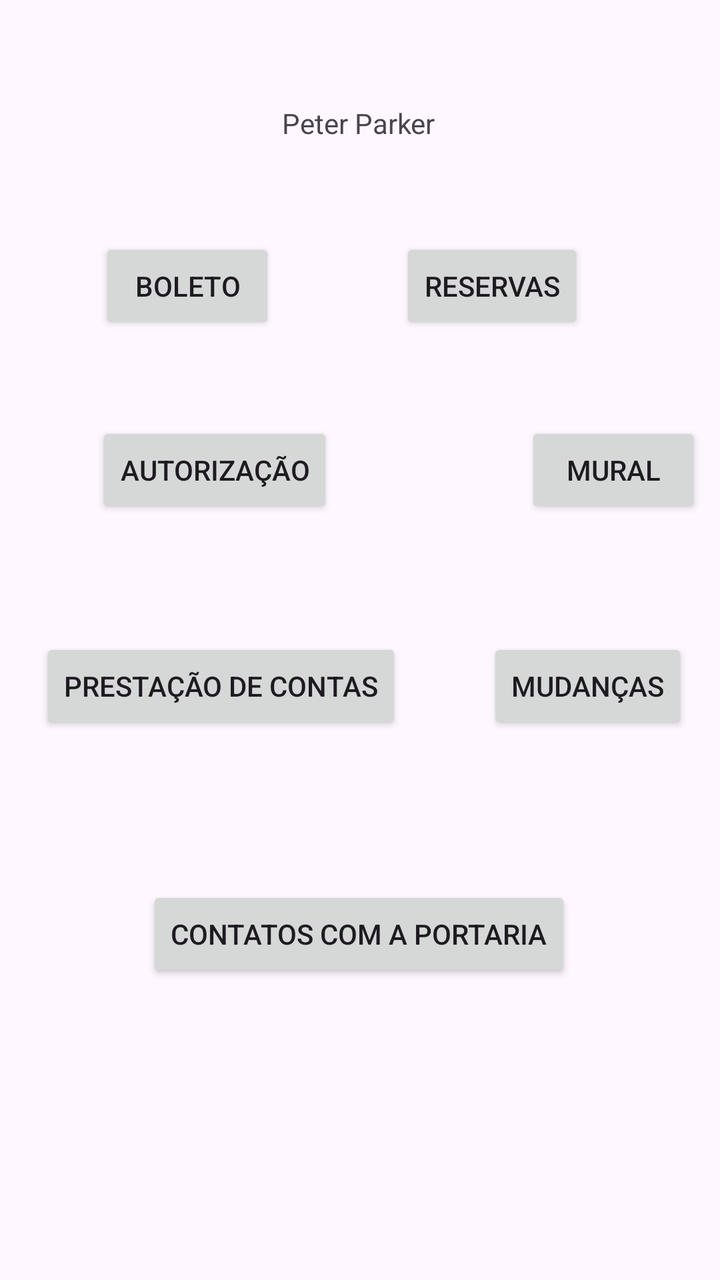
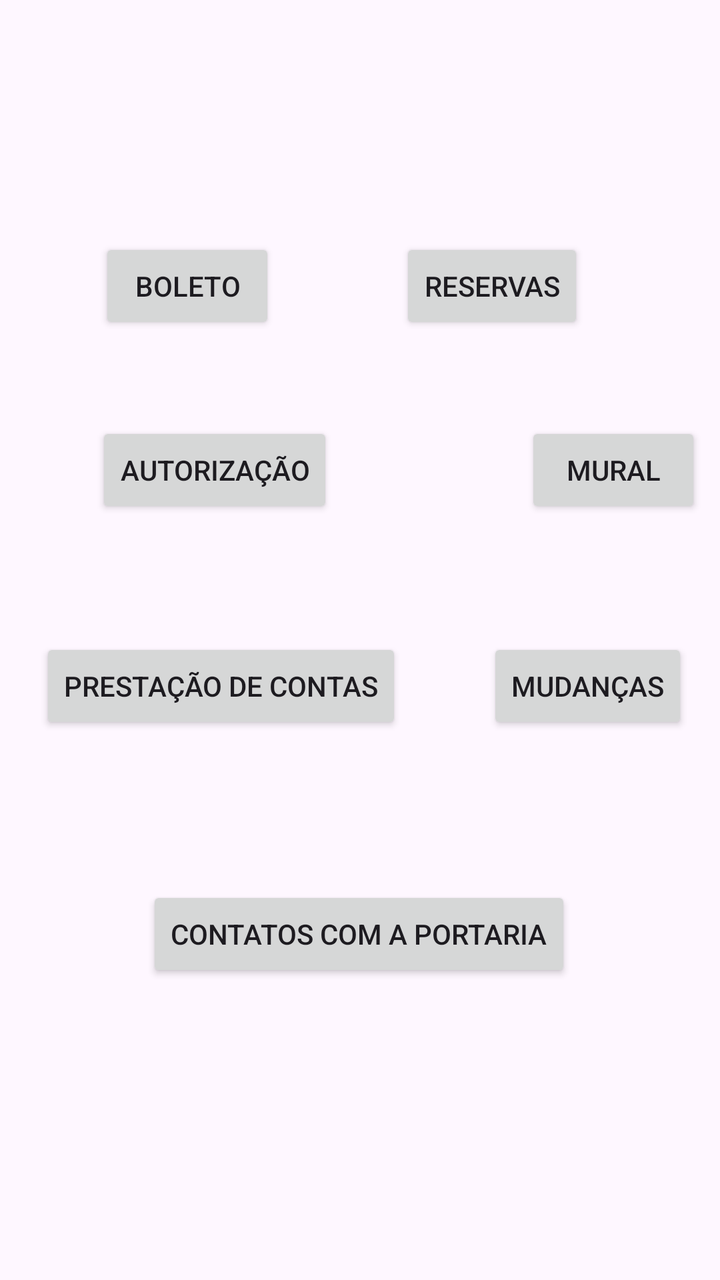

Before-and-after screenshots of an Android layout around one commit, followed by the original layout XML and the change that was made.
<!-- AndroidManifest.xml: application theme Theme.AppCondominio -->
<!-- res/layout/activity_painel.xml -->
<?xml version="1.0" encoding="utf-8"?>
<androidx.constraintlayout.widget.ConstraintLayout xmlns:android="http://schemas.android.com/apk/res/android"
    xmlns:app="http://schemas.android.com/apk/res-auto"
    xmlns:tools="http://schemas.android.com/tools"
    android:id="@+id/main"
    android:layout_width="match_parent"
    android:layout_height="match_parent"
    tools:context=".PainelActivity">

    <TextView
        android:id="@+id/textViewTitulo"
        android:layout_width="wrap_content"
        android:layout_height="wrap_content"
        android:layout_marginTop="52dp"
        android:text="Peter Parker"
        app:layout_constraintEnd_toEndOf="parent"
        app:layout_constraintHorizontal_bias="0.498"
        app:layout_constraintStart_toStartOf="parent"
        app:layout_constraintTop_toTopOf="parent" />

    <Button
        android:id="@+id/buttonboleto"
        android:layout_width="wrap_content"
        android:layout_height="wrap_content"
        android:layout_marginStart="40dp"
        android:layout_marginTop="48dp"
        android:text="Boleto"
        app:layout_constraintEnd_toStartOf="@+id/buttonReserva"
        app:layout_constraintHorizontal_bias="0.136"
        app:layout_constraintStart_toStartOf="parent"
        app:layout_constraintTop_toBottomOf="@+id/textViewTitulo" />

    <Button
        android:id="@+id/buttonReserva"
        android:layout_width="wrap_content"
        android:layout_height="wrap_content"
        android:layout_marginEnd="68dp"
        android:text="Reservas"
        app:layout_constraintBottom_toBottomOf="@+id/buttonboleto"
        app:layout_constraintEnd_toEndOf="parent"
        app:layout_constraintTop_toTopOf="@+id/buttonboleto" />

    <Button
        android:id="@+id/buttonAutorizar"
        android:layout_width="wrap_content"
        android:layout_height="wrap_content"
        android:layout_marginStart="48dp"
        android:layout_marginTop="44dp"
        android:text="Autorização"
        app:layout_constraintStart_toStartOf="parent"
        app:layout_constraintTop_toBottomOf="@+id/buttonboleto" />

    <Button
        android:id="@+id/buttonMural"
        android:layout_width="wrap_content"
        android:layout_height="wrap_content"
        android:layout_marginStart="96dp"
        android:text="Mural"
        app:layout_constraintBottom_toBottomOf="@+id/buttonAutorizar"
        app:layout_constraintEnd_toEndOf="parent"
        app:layout_constraintHorizontal_bias="0.0"
        app:layout_constraintStart_toEndOf="@+id/buttonAutorizar"
        app:layout_constraintTop_toTopOf="@+id/buttonAutorizar"
        app:layout_constraintVertical_bias="0.0" />

    <Button
        android:id="@+id/buttonPrestar"
        android:layout_width="wrap_content"
        android:layout_height="wrap_content"
        android:layout_marginTop="60dp"
        android:text="Prestação de Contas"
        app:layout_constraintEnd_toStartOf="@+id/buttonMudar"
        app:layout_constraintHorizontal_bias="0.32"
        app:layout_constraintStart_toStartOf="parent"
        app:layout_constraintTop_toBottomOf="@+id/buttonAutorizar" />

    <Button
        android:id="@+id/buttonMudar"
        android:layout_width="wrap_content"
        android:layout_height="wrap_content"
        android:layout_marginEnd="16dp"
        android:text="Mudanças"
        app:layout_constraintBottom_toBottomOf="@+id/buttonPrestar"
        app:layout_constraintEnd_toEndOf="parent"
        app:layout_constraintTop_toTopOf="@+id/buttonPrestar" />

    <Button
        android:id="@+id/buttoncontatoportaria"
        android:layout_width="wrap_content"
        android:layout_height="wrap_content"
        android:layout_marginTop="76dp"
        android:text="Contatos com a portaria"
        app:layout_constraintEnd_toEndOf="parent"
        app:layout_constraintHorizontal_bias="0.497"
        app:layout_constraintStart_toStartOf="parent"
        app:layout_constraintTop_toBottomOf="@+id/buttonMudar" />
</androidx.constraintlayout.widget.ConstraintLayout>
<!-- resources referenced by this layout -->
<resources>
  <style name="Theme.AppCondominio" parent="Base.Theme.AppCondominio" />
  <style name="Base.Theme.AppCondominio" parent="Theme.Material3.DayNight.NoActionBar">
          
          
      </style>
</resources>

<!-- the commit's change to res/layout/activity_painel.xml (unified diff, before → after) -->
@@ -12,7 +12,6 @@
         android:layout_width="wrap_content"
         android:layout_height="wrap_content"
         android:layout_marginTop="52dp"
-        android:text="Peter Parker"
         app:layout_constraintEnd_toEndOf="parent"
         app:layout_constraintHorizontal_bias="0.498"
         app:layout_constraintStart_toStartOf="parent"
